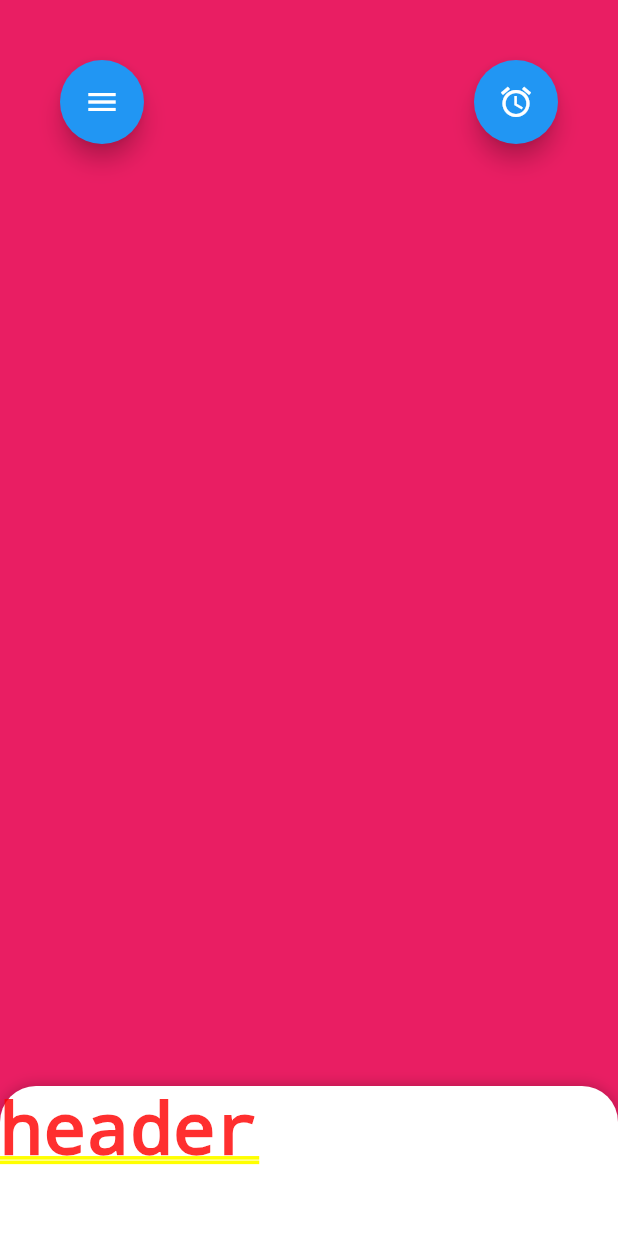
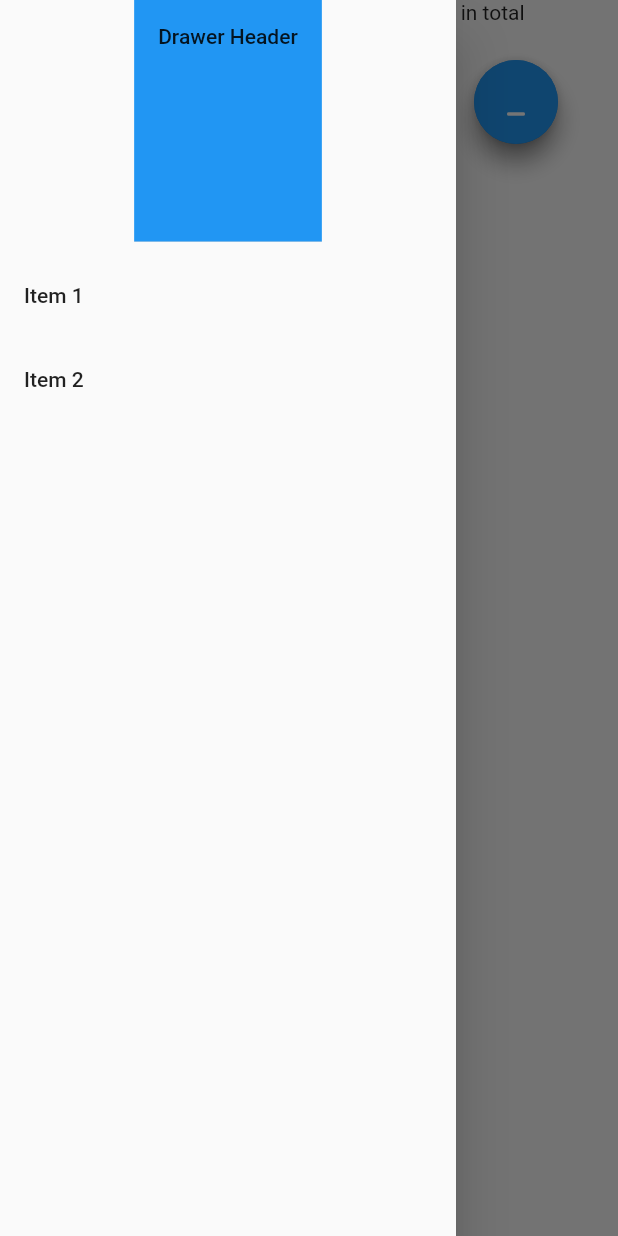
Before and after one commit to jxtSamFrimpong/ahomasuo247, a Flutter app: the screen it shows after launch, with the side drawer open (before the commit the screen has no drawer), on a phone screen of 412 x 824 dp. Run offline on Flutter 3.47's test engine with Material 2 defaults, Android fonts, the phone set to English and light mode, and no system bars; drawn by our look-alikes of sliding_up_panel.

Commit message:
may day observe 1st comm

```diff
--- a/lib/main.dart
+++ b/lib/main.dart
@@ -1,6 +1,8 @@
 import 'package:flutter/cupertino.dart';
 import 'package:flutter/material.dart';
+import 'package:provider/provider.dart';
 import 'package:sliding_up_panel/sliding_up_panel.dart';
+import 'views/providerpractise/providertrial.dart';
 
 void main() {
   runApp(const MyApp());
@@ -12,7 +14,8 @@ class MyApp extends StatelessWidget {
   // This widget is the root of your application.
   @override
   Widget build(BuildContext context) {
-    return MaterialApp(
+    return MultiProvider(
+      child: MaterialApp(
         title: 'Flutter Demo',
         theme: ThemeData(
           // This is the theme of your application.
@@ -26,7 +29,43 @@ class MyApp extends StatelessWidget {
           // is not restarted.
           primarySwatch: Colors.blue,
         ),
-      home: const MyHomePage(title: 'Flutter Demo Home Page'),
+        home: Scaffold(
+          drawer: Drawer(
+              child: Column(
+                children: [
+                  DrawerHeader(
+                    child: Text('Drawer Header'),
+                    decoration: BoxDecoration(
+                      color: Colors.blue,
+                    ),
+                  ),
+                  ListTile(
+                    title: Text('Item 1'),
+                    onTap: () {
+                      // Update the state of the app.
+                      // ...
+                    },
+                  ),
+
+                  ListTile(
+                    title: Text('Item 2'),
+                    onTap: () {
+                      // Update the state of the app.
+                      // ...
+                    },
+                  ),
+                ],
+              )
+          ),
+          //body: MyHomePage(title: 'Flutter Demo Home Page'),
+          body: ProviderTrial(),
+        ),
+      ),
+      providers: [
+        ChangeNotifierProvider.value(
+          value: Counter(),
+        )
+      ]
     );
   }
 }
@@ -55,30 +94,26 @@ class _MyHomePageState extends State<MyHomePage> {
               topRight: Radius.circular(24.0),
             ),
             //border: const Border(),
-          body: Scaffold(
-            // appBar: AppBar(
-            //   // Here we take the value from the MyHomePage object that was created by
-            //   // the App.build method, and use it to set our appbar title.
-            //   title: Text(widget.title),
-            // ),
-
             body: PageView(
 
                 pageSnapping: true,
 
                 children: <Widget>[
                   Container(
-                  color: Colors.pink,
+                    child: Center(child: Text('accepted bids')),
+                    color: Colors.greenAccent,
                   ),
                   Container(
-                  color: Colors.cyan,
+                    child: Center(child: Text('current order delivering/to add')),
+                    color: Colors.pinkAccent,
                   ),
                   Container(
-                  color: Colors.deepPurple,
+                    child: Center(child: Text('orders near me*')),
+                    color: Colors.orangeAccent,
                   ),
                 ],
               ),
-          ),
+
 
             panel: Center(
               child: Text('ok'),
@@ -86,18 +121,13 @@ class _MyHomePageState extends State<MyHomePage> {
 
             //collapsed: Text('collapsed'),
 
-          header: Container(
-              child: Center(child: Text('header')
+            header: Wrap(
+              alignment: WrapAlignment.spaceAround, // set your alignment
+              children: <Widget>[
+                Text("1"),
+                Text("2"),
+              ],
             ),
-              // decoration: BoxDecoration(
-              //     color: Colors.greenAccent,
-              //     borderRadius: BorderRadius.only(
-              //       topLeft: Radius.circular(24.0),
-              //       topRight: Radius.circular(24.0),
-              //     )
-              // )
-          )
-          ,
 
             //minHeight: 50.0,
 
@@ -134,10 +164,13 @@ class _MyHomePageState extends State<MyHomePage> {
               top: 40,
               child: FloatingActionButton(
                 child: Icon(Icons.menu),
-              onPressed: () {},
+                onPressed: () {
+                  Scaffold.of(context).openDrawer();
+                },
               )
           )
         ],
       );
+
   }
 }
--- /dev/null
+++ b/lib/views/providerpractise/providertrial.dart
@@ -0,0 +1,67 @@
+import 'package:flutter/material.dart';
+import 'package:provider/provider.dart';
+
+class ProviderTrial extends StatelessWidget {
+
+
+
+  @override
+  Widget build(BuildContext context) {
+
+    var message = Provider.of<Counter>(context).getCounter;
+
+    return Container(
+      child: Stack(
+        children: [
+          Center(
+            child: Column(
+              children: [
+                Text('you have counted this number of times in total'),
+                Text('$message',
+                    style: Theme.of(context).textTheme.headline4)
+              ]
+            ),
+          ),
+
+          Positioned(
+              right: 40,
+              top: 40,
+              child: FloatingActionButton(
+                child: Icon(Icons.add),
+                onPressed: () {
+                  Provider.of<Counter>(context, listen: false).incrementCounter();
+                },
+              )
+          ),
+
+          Positioned(
+              right: 40,
+              top: 40,
+              child: FloatingActionButton(
+                child: Icon(Icons.minimize_rounded),
+                onPressed: () {
+                  Provider.of<Counter>(context, listen: false).decreamentCounter();
+                },
+              )
+          )
+        ],
+      ),
+    );
+  }
+}
+
+class Counter extends ChangeNotifier{
+  var _count = 0;
+
+  int get getCounter {
+    return _count;
+  }
+
+  void incrementCounter() {
+    _count += 1;
+  }
+
+  void decreamentCounter(){
+    _count -= 1;
+  }
+}
--- a/pubspec.yaml
+++ b/pubspec.yaml
@@ -34,6 +34,8 @@ dependencies:
   # The following adds the Cupertino Icons font to your application.
   # Use with the CupertinoIcons class for iOS style icons.
   cupertino_icons: ^1.0.2
+  sliding_up_panel: ^2.0.0+1
+  provider: ^6.0.2
 
 dev_dependencies:
   flutter_test:
```
Also changed, not shown: pubspec.lock. Lines whose indentation alone changed are shown as unchanged.
